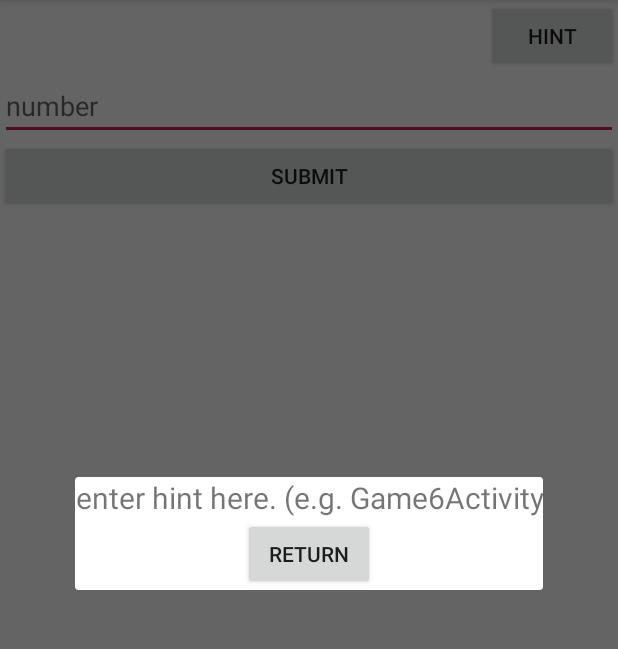
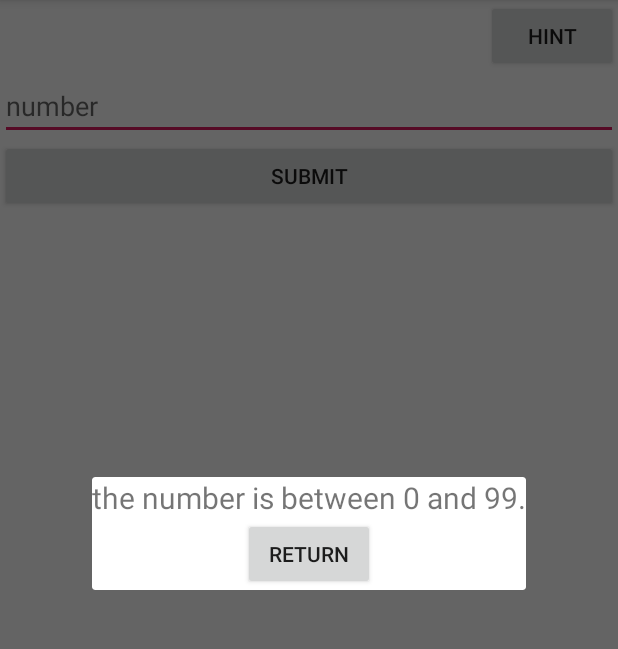
Before and after one commit to charlesruzhang/Final2, an Android app: the Game5Activity screen opened directly, with no data from a screen before it, after a tap on "HINT", on a phone screen of 412 x 824 dp, the part 84-733 px from its top. Run offline under Robolectric (Android 15) with nearby library versions, the phone set to English and light mode, and no system bars.

Commit message:
announcement for hint - updated hint button - set activity 6 - ver 1 activity 5 - ver 1 image button * 9 - set button listener - set GameLevel class * 9 - set

```diff
--- a/app/src/main/java/com/example/final2/Game5Activity.java
+++ b/app/src/main/java/com/example/final2/Game5Activity.java
@@ -8,7 +8,7 @@ import android.widget.Button;
 import android.widget.TextView;
 
 /** guessing words game.
- * guessing a word between 0 to 99
+ * guessing a word between 0 and 99
  * return the input is bigger or smaller than the generated random word
  * 7 chance to guess
  */
@@ -58,7 +58,7 @@ public class Game5Activity extends AppCompatActivity {
     /** enter your hint for this level in this method. */
     private void showHint() {
         Hint dialog = new Hint();
-        dialog.addHint("enter hint here. (e.g. Game6Activity");
+        dialog.addHint("the number is between 0 and 99.");
         dialog.show(getSupportFragmentManager(), "Hint");
     }
 }
```
Also changed, not shown: app/src/main/java/com/example/final2/Game6Activity.java (+8 -0 lines), 1 other file.
